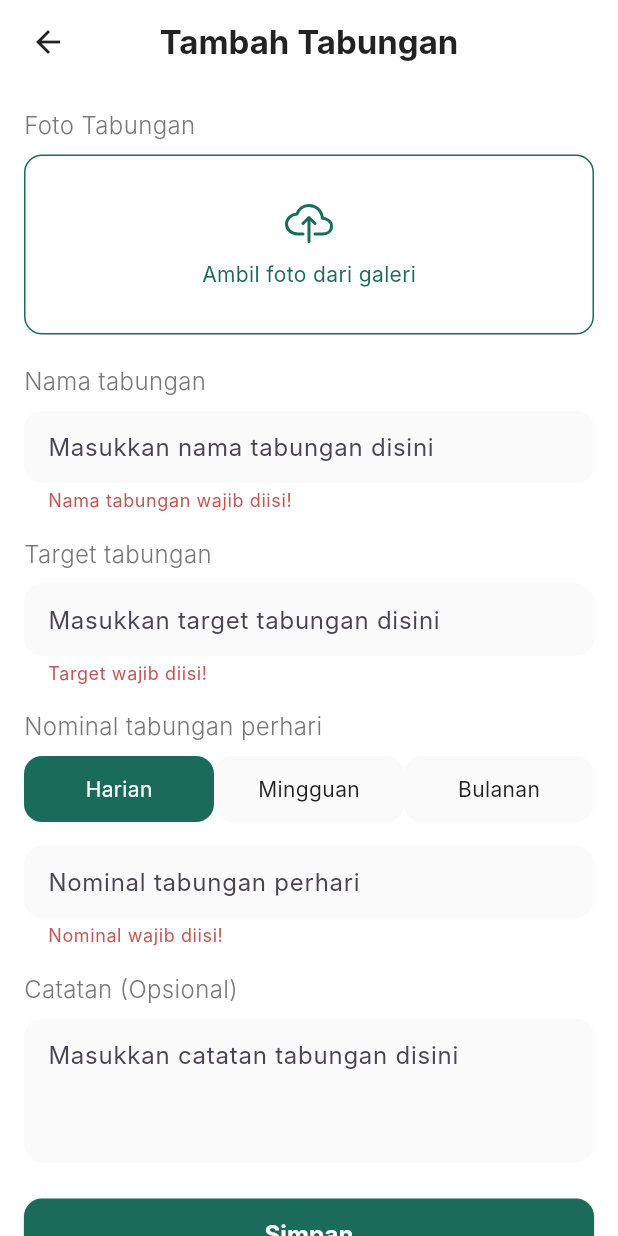
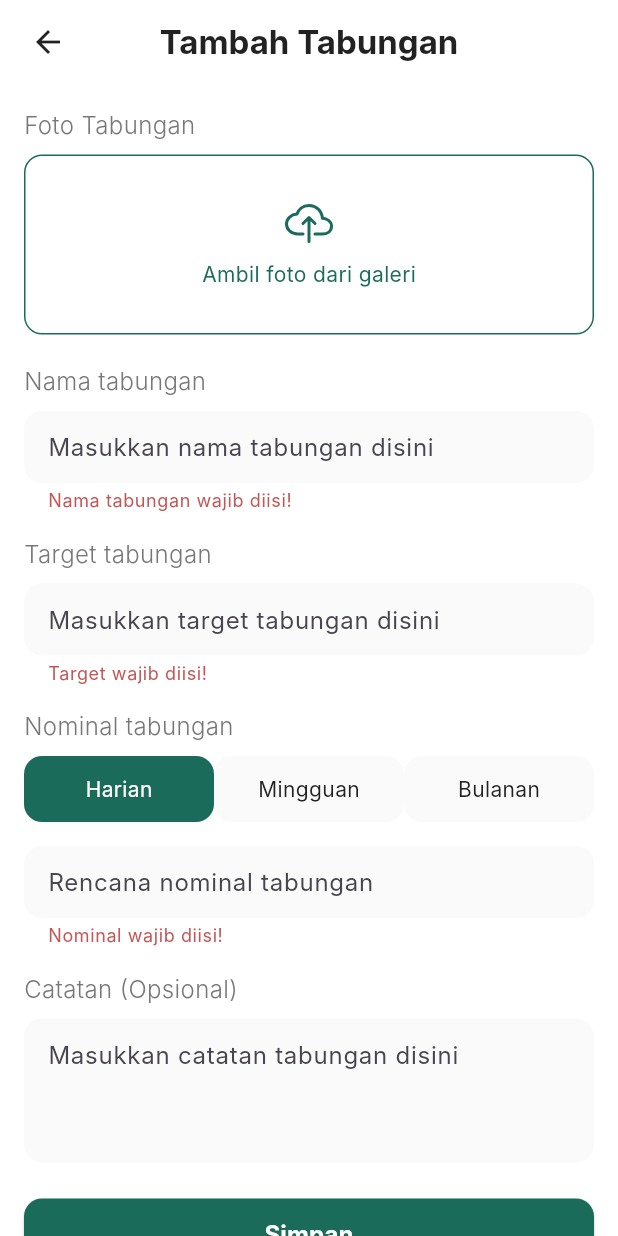
Before and after one commit to faridadilahz/naboengsapp, a Flutter app: the AddTabunganScreen screen opened directly, after a tap on "Simpan", on a phone screen of 412 x 824 dp. Run offline on Flutter 3.47's test engine with Material 3 defaults, Android fonts, the phone set to English and light mode, and no system bars; our stand-ins replace image_picker, ionicons; Roboto replaces fonts that are missing (Inter).

Commit message:
first commit

```diff
--- a/lib/models/tabungan_model.dart
+++ b/lib/models/tabungan_model.dart
@@ -2,14 +2,16 @@ class Tabungan {
   String nama;
   int target;
   int perHari;
+  String tipe;
   String? imagePath;
-  bool isDone; // 🔥 TAMBAH INI
+  bool isDone;
 
   Tabungan({
     required this.nama,
     required this.target,
     required this.perHari,
+    required this.tipe,
     this.imagePath,
-    this.isDone = false, // default masih proses
+    this.isDone = false,
   });
 }
--- a/lib/screens/add_tabungan_screen.dart
+++ b/lib/screens/add_tabungan_screen.dart
@@ -160,7 +160,7 @@ class _AddTabunganScreenState extends State<AddTabunganScreen> {
 
               /// NOMINAL PERHARI
               const Text(
-                "Nominal tabungan perhari",
+                "Nominal tabungan",
                 style: TextStyle(
                   color: Color(0xff777777),
                   fontSize: 16,
@@ -213,7 +213,7 @@ class _AddTabunganScreenState extends State<AddTabunganScreen> {
                   FilteringTextInputFormatter.digitsOnly,
                   RupiahFormatter(),
                 ],
-                decoration: inputDecoration("Nominal tabungan perhari"),
+                decoration: inputDecoration("Rencana nominal tabungan"),
                 validator: (value) {
                   if (value == null || value.trim().isEmpty) {
                     return "Nominal wajib diisi!";
@@ -257,6 +257,7 @@ class _AddTabunganScreenState extends State<AddTabunganScreen> {
                         perHari: int.parse(
                           nominalController.text.replaceAll('.', ''),
                         ),
+                        tipe: selectedType,
                         imagePath: imageFile?.path,
                       );
 
```
Also changed, not shown: lib/screens/home_screen.dart (+4 -4 lines), pubspec.yaml (+3 -7 lines), font/inter/Inter-Italic.ttf (renamed from font/inter/Inter-Italic-VariableFont_opsz,wght.ttf), font/inter/Inter.ttf (renamed from font/inter/Inter-VariableFont_opsz,wght.ttf).
